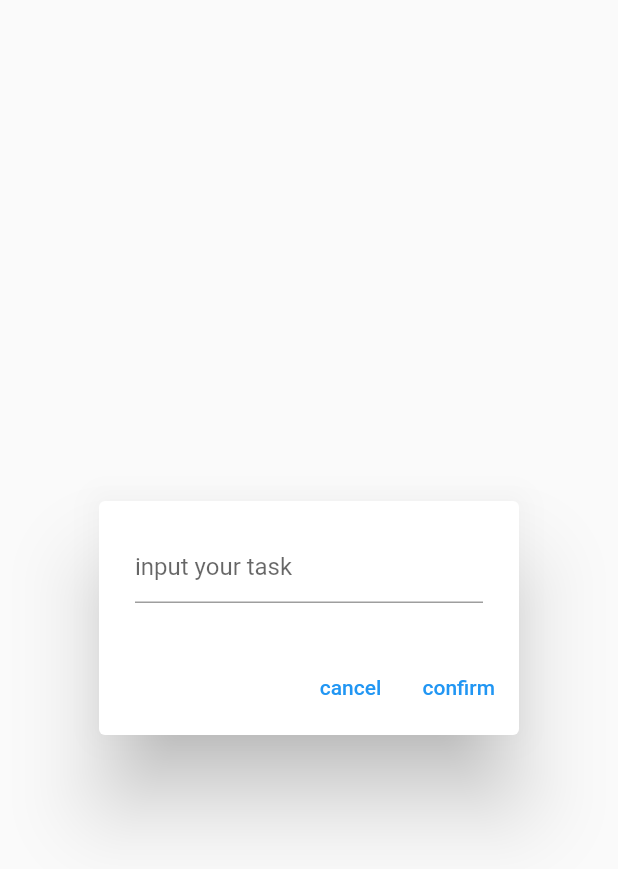
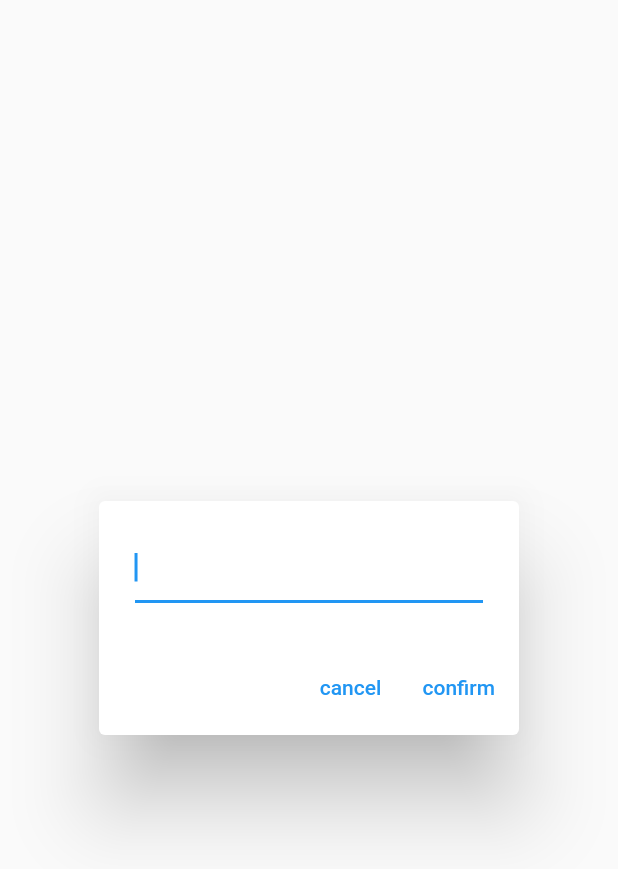
Before and after one commit to ccolorcat/todo, a Flutter app: the EditDialog widget shown alone on an empty page, opened directly, on a phone screen of 412 x 824 dp. Shown: the top 869 px of the screen. Run offline on Flutter 3.47's test engine with Material 2 defaults, Android fonts, the phone set to English and light mode, and no system bars; our stand-ins replace flutter_mobx, logger, mobx, sqflite; accounts and stored records are empty; generated files the repository leaves out were written again.

```diff
--- a/lib/widget/edit_dialog.dart
+++ b/lib/widget/edit_dialog.dart
@@ -5,7 +5,9 @@
 import 'package:todo/base/gui.dart';
 
 class EditDialog extends StatefulWidget {
-  EditDialog({Key? key}) : super(key: key);
+  EditDialog({Key? key, this.hint = ""}) : super(key: key);
+
+  final String hint;
 
   @override
   State<EditDialog> createState() => _EditDialogState();
@@ -49,11 +51,12 @@ class _EditDialogState extends State<EditDialog> {
     ];
     return AlertDialog(
       content: TextField(
+        autofocus: true,
         textInputAction: TextInputAction.done,
         maxLines: null,
         controller: controller,
         decoration: InputDecoration(
-          hintText: local.inputTip,
+          hintText: widget.hint,
         ),
       ),
       actions: actions,
```
